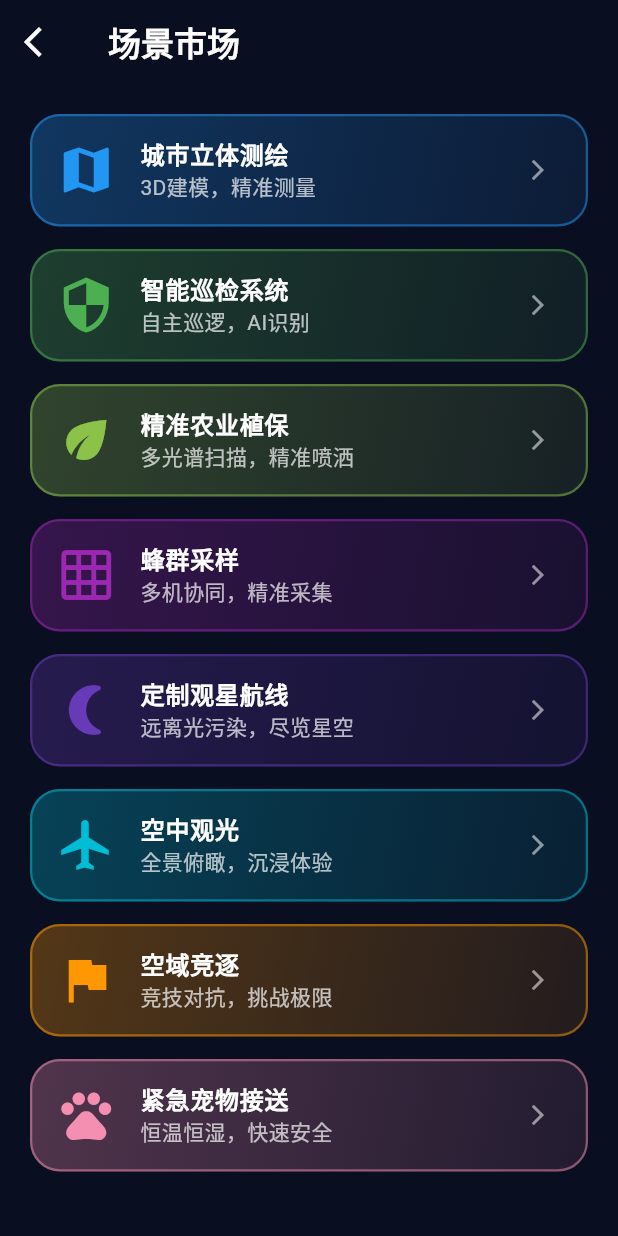
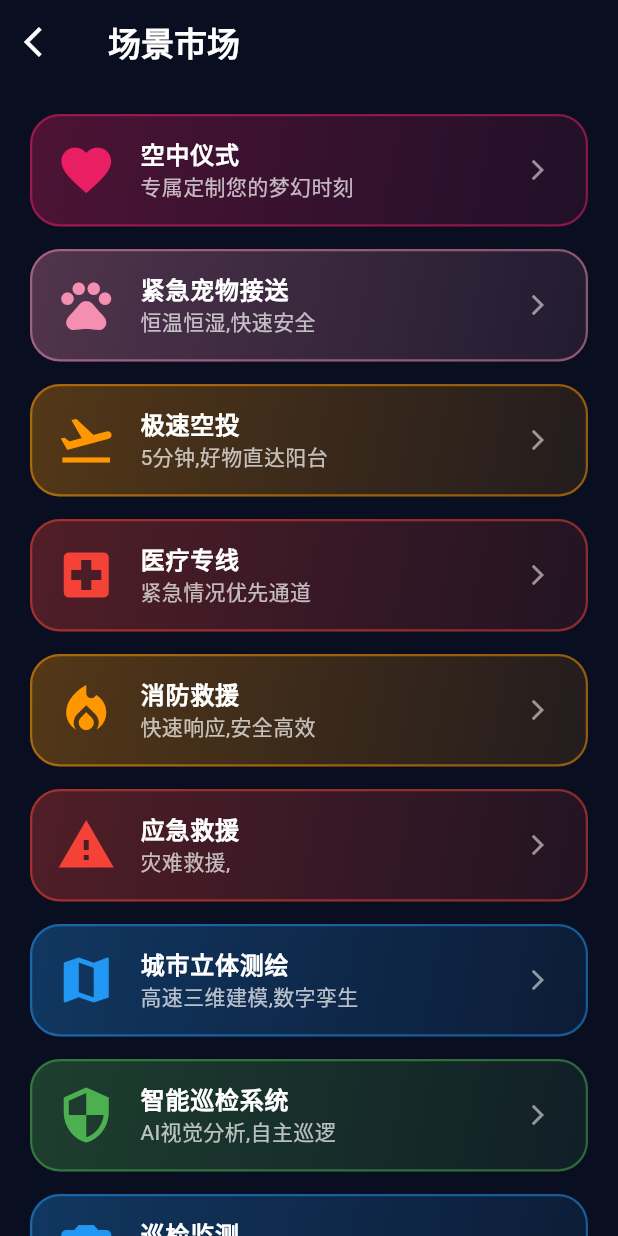
Before and after one commit to ElizaTang007/skyos, a Flutter app: the ScenarioMarketPage screen opened directly, on a phone screen of 412 x 824 dp. Run offline on Flutter 3.47's test engine with Material 3 defaults, Android fonts, the light colour scheme and no system bars; network calls fail.

Commit message:
fix: 完整更新allScenarios列表，包含所有服务并按图片顺序排列

```diff
--- a/skyos/lib/main.dart
+++ b/skyos/lib/main.dart
@@ -2496,29 +2496,104 @@ class ScenarioMarketPage extends StatelessWidget {
   const ScenarioMarketPage({super.key});
 
   static List<Map<String, dynamic>> get allScenarios => <Map<String, dynamic>>[
+    // 生活服务
+    <String, dynamic>{
+      "title": "空中仪式",
+      "subtitle": "专属定制您的梦幻时刻",
+      "icon": Icons.favorite,
+      "color": Colors.pink,
+      "category": "生活服务",
+      "page": WeddingPage(),
+      "description": "专属定制您的梦幻时刻",
+      "features": <String>["专属定制", "梦幻时刻"],
+    },
+    <String, dynamic>{
+      "title": "紧急宠物接送",
+      "subtitle": "恒温恒湿,快速安全",
+      "icon": Icons.pets,
+      "color": const Color(0xFFF48FB1),
+      "category": "生活服务",
+      "page": null,
+      "description": "宠物急病或特殊运输，专用恒温舱",
+      "features": <String>["恒温恒湿", "快速运输", "专业护理", "实时监控"],
+    },
+    // 物流配送
+    <String, dynamic>{
+      "title": "极速空投",
+      "subtitle": "5分钟,好物直达阳台",
+      "icon": Icons.flight_takeoff,
+      "color": Colors.orange,
+      "category": "物流配送",
+      "page": DeliveryPage(),
+      "description": "5分钟,好物直达阳台",
+      "features": <String>["极速配送", "精准投递"],
+    },
+    // 紧急服务
+    <String, dynamic>{
+      "title": "医疗专线",
+      "subtitle": "紧急情况优先通道",
+      "icon": Icons.local_hospital,
+      "color": Colors.red,
+      "category": "紧急服务",
+      "page": MedicalPage(),
+      "description": "紧急情况优先通道",
+      "features": <String>["紧急救援", "快速响应"],
+    },
+    <String, dynamic>{
+      "title": "消防救援",
+      "subtitle": "快速响应,安全高效",
+      "icon": Icons.local_fire_department,
+      "color": Colors.orange,
+      "category": "紧急服务",
+      "page": null,
+      "description": "快速响应,安全高效",
+      "features": <String>["快速响应", "安全高效"],
+    },
+    <String, dynamic>{
+      "title": "应急救援",
+      "subtitle": "灾难救援,",
+      "icon": Icons.warning,
+      "color": Colors.red,
+      "category": "紧急服务",
+      "page": null,
+      "description": "灾难救援,",
+      "features": <String>["灾难救援"],
+    },
+    // 工业服务
     <String, dynamic>{
       "title": "城市立体测绘",
-      "subtitle": "3D建模，精准测量",
+      "subtitle": "高速三维建模,数字孪生",
       "icon": Icons.map,
       "color": const Color(0xFF2196F3),
       "category": "工业服务",
       "page": null,
-      "description": "高精度3D城市建模和立体测绘",
+      "description": "高速三维建模,数字孪生",
       "features": <String>["3D建模", "精准测量", "实时扫描", "数据导出"],
     },
     <String, dynamic>{
       "title": "智能巡检系统",
-      "subtitle": "自主巡逻，AI识别",
+      "subtitle": "AI视觉分析,自主巡逻",
       "icon": Icons.security,
       "color": const Color(0xFF4CAF50),
       "category": "工业服务",
       "page": null,
-      "description": "无人机集群自主巡逻，AI识别异常情况",
+      "description": "AI视觉分析,自主巡逻",
       "features": <String>["自主巡逻", "AI识别", "实时预警", "集群协同"],
     },
     <String, dynamic>{
+      "title": "巡检监测",
+      "subtitle": "全方位巡检分析",
+      "icon": Icons.camera_alt,
+      "color": Colors.blue,
+      "category": "工业服务",
+      "page": null,
+      "description": "全方位巡检分析",
+      "features": <String>["全方位巡检"],
+    },
+    // 农业服务
+    <String, dynamic>{
       "title": "精准农业植保",
-      "subtitle": "多光谱扫描，精准喷洒",
+      "subtitle": "多光谱扫描,精准喷洒",
       "icon": Icons.eco,
       "color": const Color(0xFF8BC34A),
       "category": "农业服务",
@@ -2536,9 +2611,10 @@ class ScenarioMarketPage extends StatelessWidget {
       "description": "多无人机协同作业，同一时刻精准采集土壤样品",
       "features": <String>["蜂群协同", "网格采样", "同步采集", "实时监控"],
     },
+    // 旅游服务
     <String, dynamic>{
       "title": "定制观星航线",
-      "subtitle": "远离光污染，尽览星空",
+      "subtitle": "远离光污染,尽览星空",
       "icon": Icons.nightlight_round,
       "color": const Color(0xFF673AB7),
       "category": "旅游服务",
@@ -2548,7 +2624,7 @@ class ScenarioMarketPage extends StatelessWidget {
     },
     <String, dynamic>{
       "title": "空中观光",
-      "subtitle": "全景俯瞰，沉浸体验",
+      "subtitle": "俯瞰城市,尽览美景",
       "icon": Icons.flight,
       "color": const Color(0xFF00BCD4),
       "category": "旅游服务",
@@ -2556,9 +2632,10 @@ class ScenarioMarketPage extends StatelessWidget {
       "description": "定制化空中观光路线，尽览城市美景",
       "features": <String>["路线定制", "AR讲解", "专业摄影", "个性化服务"],
     },
+    // 娱乐服务
     <String, dynamic>{
       "title": "空域竞逐",
-      "subtitle": "竞技对抗，挑战极限",
+      "subtitle": "集合所有空中竞技、对抗和挑战模式",
       "icon": Icons.flag,
       "color": Colors.orange,
       "category": "娱乐服务",
@@ -2566,15 +2643,38 @@ class ScenarioMarketPage extends StatelessWidget {
       "description": "空中竞技对战，挑战全球玩家",
       "features": <String>["匹配对战", "战队系统", "排行榜", "赛事系统"],
     },
+    // 平台工具
     <String, dynamic>{
-      "title": "紧急宠物接送",
-      "subtitle": "恒温恒湿，快速安全",
-      "icon": Icons.pets,
-      "color": const Color(0xFFF48FB1),
-      "category": "生活服务",
+      "title": "HUD界面定制",
+      "subtitle": "个性化操作界面设计",
+      "icon": Icons.settings,
+      "color": Colors.cyan,
+      "category": "平台工具",
       "page": null,
-      "description": "宠物急病或特殊运输，专用恒温舱",
-      "features": <String>["恒温恒湿", "快速运输", "专业护理", "实时监控"],
+      "description": "个性化操作界面设计",
+      "features": <String>["个性化", "界面设计"],
+    },
+    // 商务服务
+    <String, dynamic>{
+      "title": "商务专机",
+      "subtitle": "高效出行,尊享体验",
+      "icon": Icons.business,
+      "color": Colors.blue,
+      "category": "商务服务",
+      "page": null,
+      "description": "高效出行,尊享体验",
+      "features": <String>["高效出行", "尊享体验"],
+    },
+    // 环保服务
+    <String, dynamic>{
+      "title": "环境监测",
+      "subtitle": "环保监测,数据精准",
+      "icon": Icons.eco,
+      "color": Colors.green,
+      "category": "环保服务",
+      "page": null,
+      "description": "环保监测,数据精准",
+      "features": <String>["环保监测", "数据精准"],
     },
   ];
 
```
